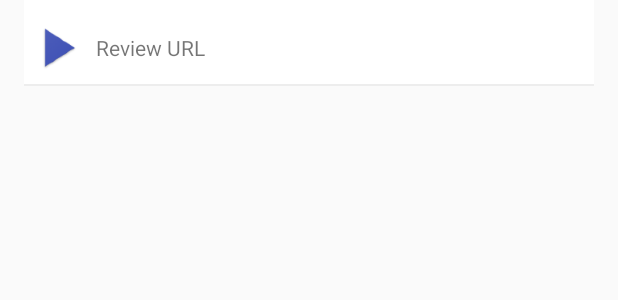
After one commit to ahmedmatem/popular-movies-app, an Android app: the layout review_list_item.xml on its own in the app's theme, with its tools: preview values and no code run, on a phone screen of 412 x 824 dp. The commit adds this screen. Shown: the top 300 px of the screen. Run offline under Robolectric (Android 15) with nearby library versions, the phone set to English and light mode, and no system bars.

Commit message:
Add reviews to movie detail

```diff
--- a/app/src/main/java/com/example/android/popularmoviesapp/MainActivity.java
+++ b/app/src/main/java/com/example/android/popularmoviesapp/MainActivity.java
@@ -1,10 +1,7 @@
 package com.example.android.popularmoviesapp;
 
-import android.content.Context;
 import android.content.Intent;
 import android.database.Cursor;
-import android.net.ConnectivityManager;
-import android.net.NetworkInfo;
 import android.net.Uri;
 import android.os.AsyncTask;
 import android.support.v7.app.AppCompatActivity;
@@ -19,6 +16,7 @@ import android.view.MenuItem;
 import com.example.android.popularmoviesapp.data.MovieContract;
 import com.example.android.popularmoviesapp.models.MovieDetail;
 import com.example.android.popularmoviesapp.data.PopularMoviesPreferences;
+import com.example.android.popularmoviesapp.parsers.MovieJsonResultParser;
 import com.example.android.popularmoviesapp.utilities.NetworkUtils;
 import com.example.android.popularmoviesapp.utilities.StorageUtils;
 
--- a/app/src/main/java/com/example/android/popularmoviesapp/MovieAdapter.java
+++ b/app/src/main/java/com/example/android/popularmoviesapp/MovieAdapter.java
@@ -19,7 +19,6 @@ import java.util.ArrayList;
 
 public class MovieAdapter extends RecyclerView.Adapter<MovieAdapter.ViewHolder> {
 
-    private Cursor mCursor;
     private final ArrayList<Uri> mPosterUris;
 
     private final MovieOnClickHandler mMovieOnClickHandler;
--- a/app/src/main/java/com/example/android/popularmoviesapp/MovieJsonResultParser.java
+++ b/app/src/main/java/com/example/android/popularmoviesapp/parsers/MovieJsonResultParser.java
@@ -1,4 +1,4 @@
-package com.example.android.popularmoviesapp;
+package com.example.android.popularmoviesapp.parsers;
 
 import com.example.android.popularmoviesapp.models.MovieDetail;
 
--- a/app/src/main/java/com/example/android/popularmoviesapp/TrailerJsonResultParser.java
+++ b/app/src/main/java/com/example/android/popularmoviesapp/parsers/TrailerJsonResultParser.java
@@ -1,4 +1,4 @@
-package com.example.android.popularmoviesapp;
+package com.example.android.popularmoviesapp.parsers;
 
 import com.example.android.popularmoviesapp.models.Trailer;
 
--- /dev/null
+++ b/app/src/main/res/layout/review_list_item.xml
@@ -0,0 +1,45 @@
+<?xml version="1.0" encoding="utf-8"?>
+<LinearLayout
+
+    xmlns:android="http://schemas.android.com/apk/res/android"
+    xmlns:app="http://schemas.android.com/apk/res-auto"
+    xmlns:tools="http://schemas.android.com/tools"
+    android:layout_width="match_parent"
+    android:layout_height="wrap_content"
+    android:orientation="vertical"
+    android:paddingLeft="16dp"
+    android:paddingStart="16dp"
+    android:paddingRight="16dp"
+    app:paddingEnd="16dp">
+
+    <LinearLayout
+        android:layout_width="match_parent"
+        android:layout_height="wrap_content"
+        android:orientation="horizontal"
+        android:paddingTop="8dp"
+        android:background="@drawable/list_item_selector">
+
+        <ImageView
+            android:id="@+id/iv_review_browse"
+            android:layout_width="wrap_content"
+            android:layout_height="wrap_content"
+            android:layout_gravity="center_vertical"
+            android:contentDescription="@string/play_button_description"
+            app:srcCompat="@mipmap/ic_play_button"/>
+
+        <TextView
+            android:id="@+id/tv_review_url"
+            android:layout_width="wrap_content"
+            android:layout_height="wrap_content"
+            android:layout_gravity="center_vertical"
+            tools:text="Review URL"/>
+
+    </LinearLayout>
+
+    <View
+        android:layout_width="match_parent"
+        android:layout_height="1dp"
+        android:paddingTop="8dp"
+        android:background="@color/colorListDelimiter"/>
+
+</LinearLayout>
--- a/app/src/main/res/values/strings.xml
+++ b/app/src/main/res/values/strings.xml
@@ -16,6 +16,7 @@
 
     <string name="trailer_list_title">Trailers</string>
     <string name="trailer_name">Trailer %1$d</string>
+    <string name="review_list_title">Reviews</string>
 
     <string name="youtube_initialize_failure">Failure to initialize.</string>
     <string name="play_button_description">Press button to play trailer.</string>
```
Also changed, not shown: app/src/main/java/com/example/android/popularmoviesapp/MovieDetailActivity.java (+52 -7 lines), app/src/main/java/com/example/android/popularmoviesapp/TrailerAdapter.java (+107 -41 lines), app/src/main/java/com/example/android/popularmoviesapp/models/Review.java (added, +35 -0 lines), app/src/main/java/com/example/android/popularmoviesapp/parsers/ReviewJsonResultParser.java (added, +39 -0 lines), app/src/main/res/layout/review_list_item_header.xml (added, +17 -0 lines), app/src/main/res/layout/trailer_list_item_header.xml (+10 -11 lines).
